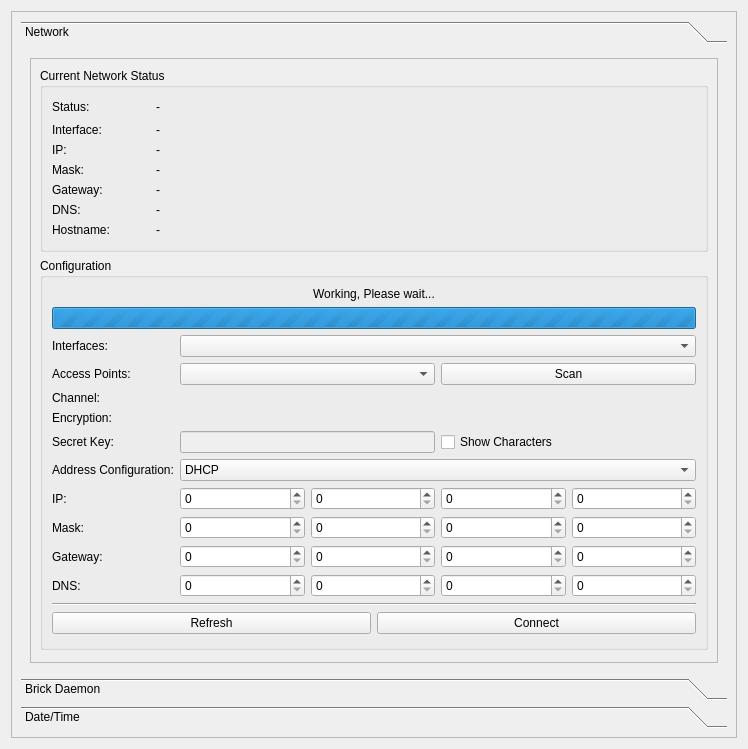
Qt form src/brickv/plugin_system/plugins/red/ui/red_tab_settings.ui (Tinkerforge/brickv) before a commit.
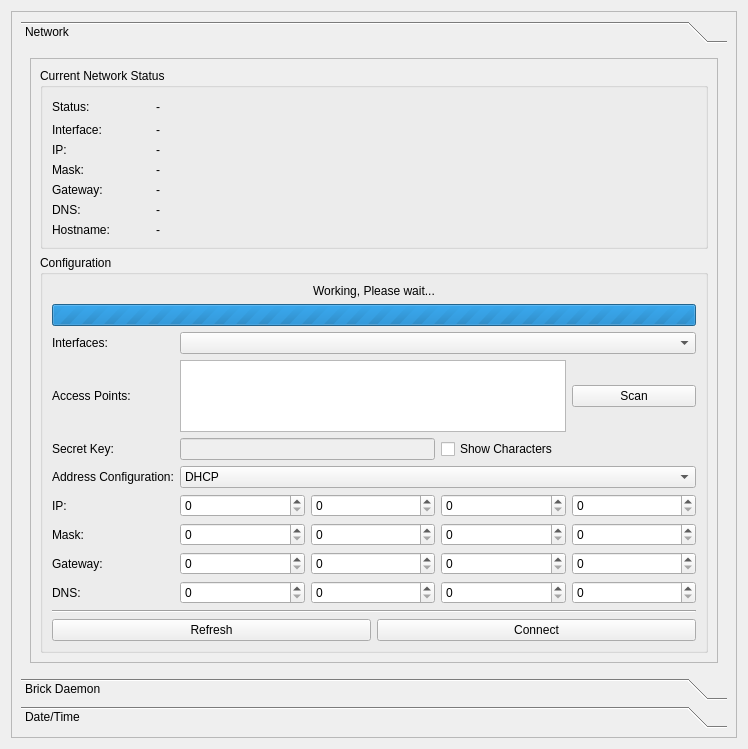
The same form after that commit.

Commit message: red-brick: 1. Tree view for managing access points 2. Use a previous scan so that no scan's are required if the access point was found in a previous scan

```diff
--- a/src/brickv/plugin_system/plugins/red/ui/red_tab_settings.ui
+++ b/src/brickv/plugin_system/plugins/red/ui/red_tab_settings.ui
@@ -52,7 +52,7 @@
                <x>0</x>
                <y>0</y>
                <width>674</width>
-               <height>680</height>
+               <height>685</height>
               </rect>
              </property>
              <layout class="QVBoxLayout" name="verticalLayout_9">
@@ -66,7 +66,23 @@
                   <layout class="QVBoxLayout" name="verticalLayout_7">
                    <item>
                     <layout class="QGridLayout" name="gridLayout_8">
-                     <item row="13" column="0" colspan="5">
+                     <item row="2" column="1" colspan="3">
+                      <widget class="QTreeView" name="tree_net_wireless_ap">
+                       <property name="enabled">
+                        <bool>true</bool>
+                       </property>
+                       <property name="editTriggers">
+                        <set>QAbstractItemView::NoEditTriggers</set>
+                       </property>
+                       <property name="alternatingRowColors">
+                        <bool>true</bool>
+                       </property>
+                       <property name="uniformRowHeights">
+                        <bool>false</bool>
+                       </property>
+                      </widget>
+                     </item>
+                     <item row="11" column="0" colspan="5">
                       <layout class="QHBoxLayout" name="horizontalLayout">
                        <item>
                         <widget class="QPushButton" name="pbutton_net_conf_refresh">
@@ -87,14 +103,14 @@
                        </item>
                       </layout>
                      </item>
-                     <item row="8" column="4">
+                     <item row="6" column="4">
                       <widget class="QSpinBox" name="sbox_net_mask4">
                        <property name="maximum">
                         <number>255</number>
                        </property>
                       </widget>
                      </item>
-                     <item row="14" column="0">
+                     <item row="12" column="0">
                       <spacer name="verticalSpacer_5">
                        <property name="orientation">
                         <enum>Qt::Vertical</enum>
@@ -107,13 +123,6 @@
                        </property>
                       </spacer>
                      </item>
-                     <item row="3" column="0">
-                      <widget class="QLabel" name="label_ch">
-                       <property name="text">
-                        <string>Channel:</string>
-                       </property>
-                      </widget>
-                     </item>
                      <item row="2" column="0">
                       <widget class="QLabel" name="label_ap">
                        <property name="text">
@@ -121,28 +130,21 @@
                        </property>
                       </widget>
                      </item>
-                     <item row="4" column="0">
-                      <widget class="QLabel" name="label_enc">
-                       <property name="text">
-                        <string>Encryption:</string>
-                       </property>
-                      </widget>
-                     </item>
-                     <item row="8" column="0">
+                     <item row="6" column="0">
                       <widget class="QLabel" name="label_mask">
                        <property name="text">
                         <string>Mask:</string>
                        </property>
                       </widget>
                      </item>
-                     <item row="8" column="2">
+                     <item row="6" column="2">
                       <widget class="QSpinBox" name="sbox_net_mask2">
                        <property name="maximum">
                         <number>255</number>
                        </property>
                       </widget>
                      </item>
-                     <item row="9" column="1">
+                     <item row="7" column="1">
                       <widget class="QSpinBox" name="sbox_net_gw1">
                        <property name="maximum">
                         <number>255</number>
@@ -156,157 +158,147 @@
                        </property>
                       </widget>
                      </item>
-                     <item row="7" column="0">
+                     <item row="5" column="0">
                       <widget class="QLabel" name="label_ip">
                        <property name="text">
                         <string>IP:</string>
                        </property>
                       </widget>
                      </item>
-                     <item row="5" column="3" colspan="2">
+                     <item row="3" column="3" colspan="2">
                       <widget class="QCheckBox" name="chkbox_net_wireless_key_show">
                        <property name="text">
                         <string>Show Characters</string>
                        </property>
                       </widget>
                      </item>
-                     <item row="2" column="3" colspan="2">
-                      <widget class="QPushButton" name="pbutton_net_wireless_scan">
+                     <item row="7" column="0">
+                      <widget class="QLabel" name="label_gw">
                        <property name="text">
-                        <string>Scan</string>
+                        <string>Gateway:</string>
                        </property>
                       </widget>
                      </item>
-                     <item row="6" column="0">
+                     <item row="4" column="0">
                       <widget class="QLabel" name="label_addrs_conf">
                        <property name="text">
                         <string>Address Configuration:</string>
                        </property>
                       </widget>
                      </item>
-                     <item row="10" column="2">
+                     <item row="8" column="2">
                       <widget class="QSpinBox" name="sbox_net_dns2">
                        <property name="maximum">
                         <number>255</number>
                        </property>
                       </widget>
                      </item>
-                     <item row="9" column="0">
-                      <widget class="QLabel" name="label_gw">
-                       <property name="text">
-                        <string>Gateway:</string>
-                       </property>
-                      </widget>
-                     </item>
-                     <item row="7" column="3">
+                     <item row="5" column="3">
                       <widget class="QSpinBox" name="sbox_net_ip3">
                        <property name="maximum">
                         <number>255</number>
                        </property>
                       </widget>
                      </item>
-                     <item row="10" column="4">
+                     <item row="8" column="4">
                       <widget class="QSpinBox" name="sbox_net_dns4">
                        <property name="maximum">
                         <number>255</number>
                        </property>
                       </widget>
                      </item>
-                     <item row="7" column="1">
-                      <widget class="QSpinBox" name="sbox_net_ip1">
-                       <property name="maximum">
-                        <number>255</number>
-                       </property>
-                      </widget>
-                     </item>
-                     <item row="10" column="3">
+                     <item row="8" column="3">
                       <widget class="QSpinBox" name="sbox_net_dns3">
                        <property name="maximum">
                         <number>255</number>
                        </property>
                       </widget>
                      </item>
-                     <item row="10" column="0">
+                     <item row="5" column="1">
+                      <widget class="QSpinBox" name="sbox_net_ip1">
+                       <property name="maximum">
+                        <number>255</number>
+                       </property>
+                      </widget>
+                     </item>
+                     <item row="8" column="0">
                       <widget class="QLabel" name="label_dns">
                        <property name="text">
                         <string>DNS:</string>
                        </property>
                       </widget>
                      </item>
-                     <item row="5" column="0">
+                     <item row="3" column="0">
                       <widget class="QLabel" name="label_key">
                        <property name="text">
                         <string>Secret Key:</string>
                        </property>
                       </widget>
                      </item>
-                     <item row="7" column="4">
+                     <item row="5" column="4">
                       <widget class="QSpinBox" name="sbox_net_ip4">
                        <property name="maximum">
                         <number>255</number>
                        </property>
                       </widget>
                      </item>
-                     <item row="8" column="3">
+                     <item row="6" column="3">
                       <widget class="QSpinBox" name="sbox_net_mask3">
                        <property name="maximum">
                         <number>255</number>
                        </property>
                       </widget>
                      </item>
-                     <item row="2" column="1" colspan="2">
-                      <widget class="QComboBox" name="cbox_net_wireless_ap"/>
-                     </item>
-                     <item row="8" column="1">
+                     <item row="6" column="1">
                       <widget class="QSpinBox" name="sbox_net_mask1">
                        <property name="maximum">
                         <number>255</number>
                        </property>
                       </widget>
                      </item>
-                     <item row="10" column="1">
+                     <item row="8" column="1">
                       <widget class="QSpinBox" name="sbox_net_dns1">
                        <property name="maximum">
                         <number>255</number>
                        </property>
                       </widget>
                      </item>
-                     <item row="9" column="3">
+                     <item row="7" column="3">
                       <widget class="QSpinBox" name="sbox_net_gw3">
                        <property name="maximum">
                         <number>255</number>
                        </property>
                       </widget>
                      </item>
-                     <item row="7" column="2">
+                     <item row="5" column="2">
                       <widget class="QSpinBox" name="sbox_net_ip2">
                        <property name="maximum">
                         <number>255</number>
                        </property>
                       </widget>
                      </item>
-                     <item row="9" column="2">
+                     <item row="7" column="2">
                       <widget class="QSpinBox" name="sbox_net_gw2">
                        <property name="maximum">
                         <number>255</number>
                        </property>
                       </widget>
                      </item>
-                     <item row="9" column="4">
+                     <item row="7" column="4">
                       <widget class="QSpinBox" name="sbox_net_gw4">
                        <property name="maximum">
                         <number>255</number>
                        </property>
                       </widget>
                      </item>
-                     <item row="5" column="1" colspan="2">
+                     <item row="3" column="1" colspan="2">
                       <widget class="QLineEdit" name="ledit_net_wireless_key">
                        <property name="enabled">
                         <bool>false</bool>
                        </property>
                       </widget>
                      </item>
-                     <item row="6" column="1" colspan="4">
+                     <item row="4" column="1" colspan="4">
                       <widget class="QComboBox" name="cbox_net_conftype">
                        <item>
                         <property name="text">
@@ -330,21 +322,7 @@
                        </property>
                       </widget>
                      </item>
-                     <item row="3" column="1" colspan="4">
-                      <widget class="QLabel" name="label_net_wireless_channel">
-                       <property name="text">
-                        <string/>
-                       </property>
-                      </widget>
-                     </item>
-                     <item row="4" column="1" colspan="4">
-                      <widget class="QLabel" name="label_net_wireless_enctype">
-                       <property name="text">
-                        <string/>
-                       </property>
-                      </widget>
-                     </item>
-                     <item row="12" column="0" colspan="5">
+                     <item row="10" column="0" colspan="5">
                       <widget class="Line" name="line_3">
                        <property name="orientation">
                         <enum>Qt::Horizontal</enum>
@@ -392,6 +370,13 @@
                        </layout>
                       </widget>
                      </item>
+                     <item row="2" column="4">
+                      <widget class="QPushButton" name="pbutton_net_wireless_scan">
+                       <property name="text">
+                        <string>Scan</string>
+                       </property>
+                      </widget>
+                     </item>
                     </layout>
                    </item>
                   </layout>
```
Left out of the diff: 1 changed line with no effect on the pictures. The commit also changes 2 other files.
